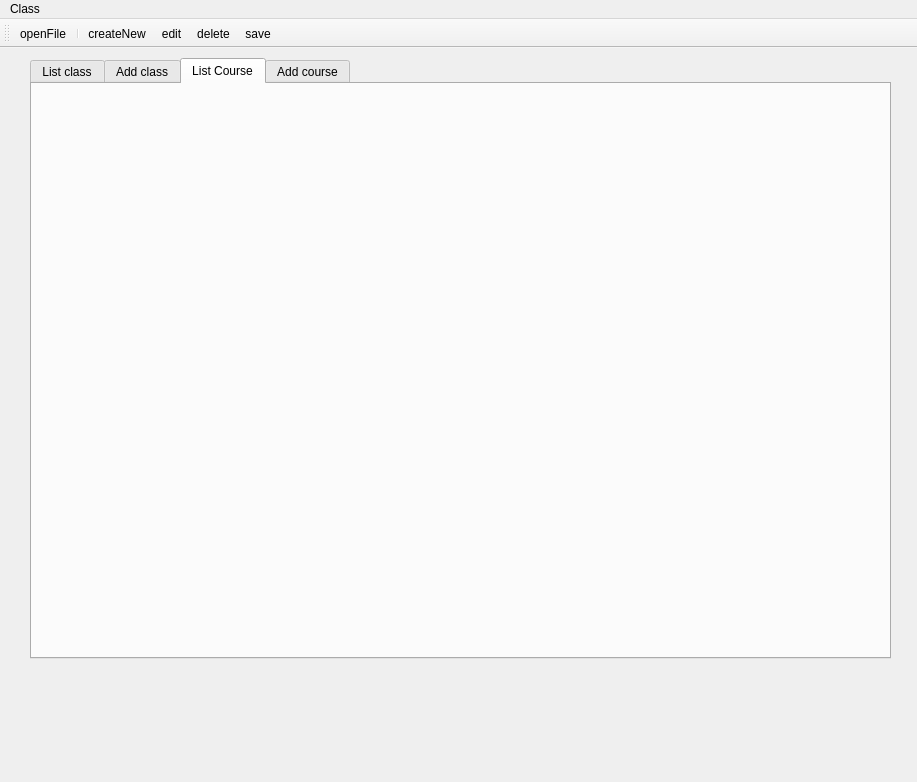
First picture: the form in [QT]English_course/myclass.ui, repository ndaonguyen/QT_EnglishCourse, before the edit.
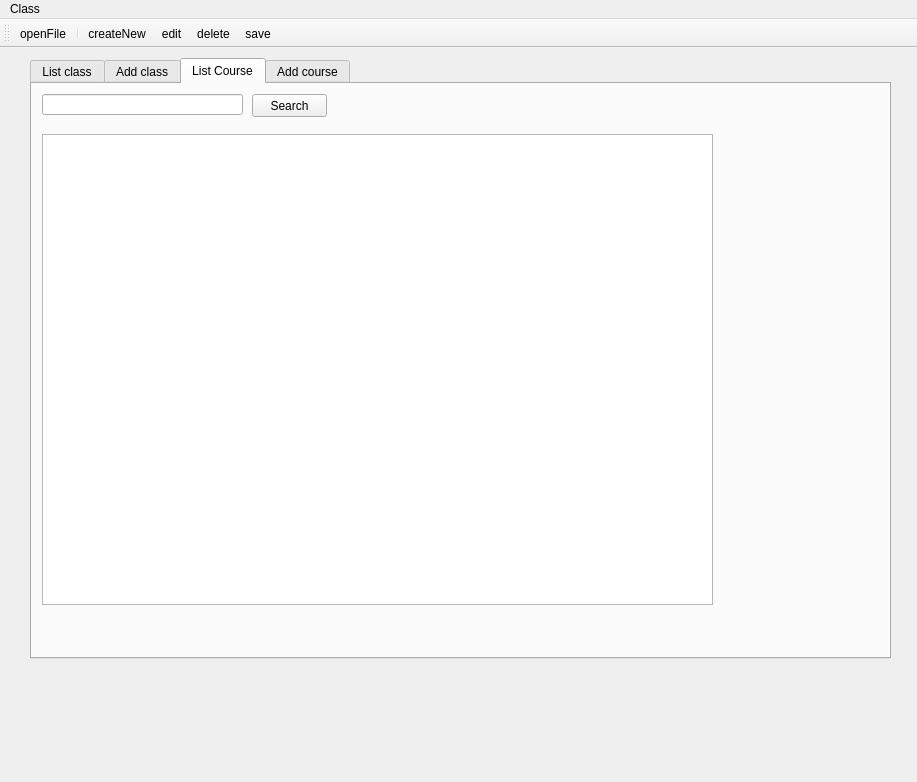
Second picture: the form after the edit. The open tabs and pages were chosen to show the change. Icons and pictures are not drawn.

Commit message: [List course tab] list info ok --> continue to load dialod, edit and delete

Patch:
```diff
--- a/[QT]English_course/myclass.ui
+++ b/[QT]English_course/myclass.ui
@@ -76,6 +76,39 @@
      <attribute name="title">
       <string>List Course</string>
      </attribute>
+     <widget class="QTableView" name="listCourseTable">
+      <property name="geometry">
+       <rect>
+        <x>10</x>
+        <y>50</y>
+        <width>671</width>
+        <height>471</height>
+       </rect>
+      </property>
+     </widget>
+     <widget class="QLineEdit" name="searchCourseLineEdit">
+      <property name="geometry">
+       <rect>
+        <x>10</x>
+        <y>10</y>
+        <width>201</width>
+        <height>21</height>
+       </rect>
+      </property>
+     </widget>
+     <widget class="QPushButton" name="searchCourseButton">
+      <property name="geometry">
+       <rect>
+        <x>220</x>
+        <y>10</y>
+        <width>75</width>
+        <height>23</height>
+       </rect>
+      </property>
+      <property name="text">
+       <string>Search</string>
+      </property>
+     </widget>
     </widget>
     <widget class="QWidget" name="addCourseTab">
      <attribute name="title">
```
Left out of the diff: 12 changed lines with no effect on the pictures. The commit also changes 7 other files.
